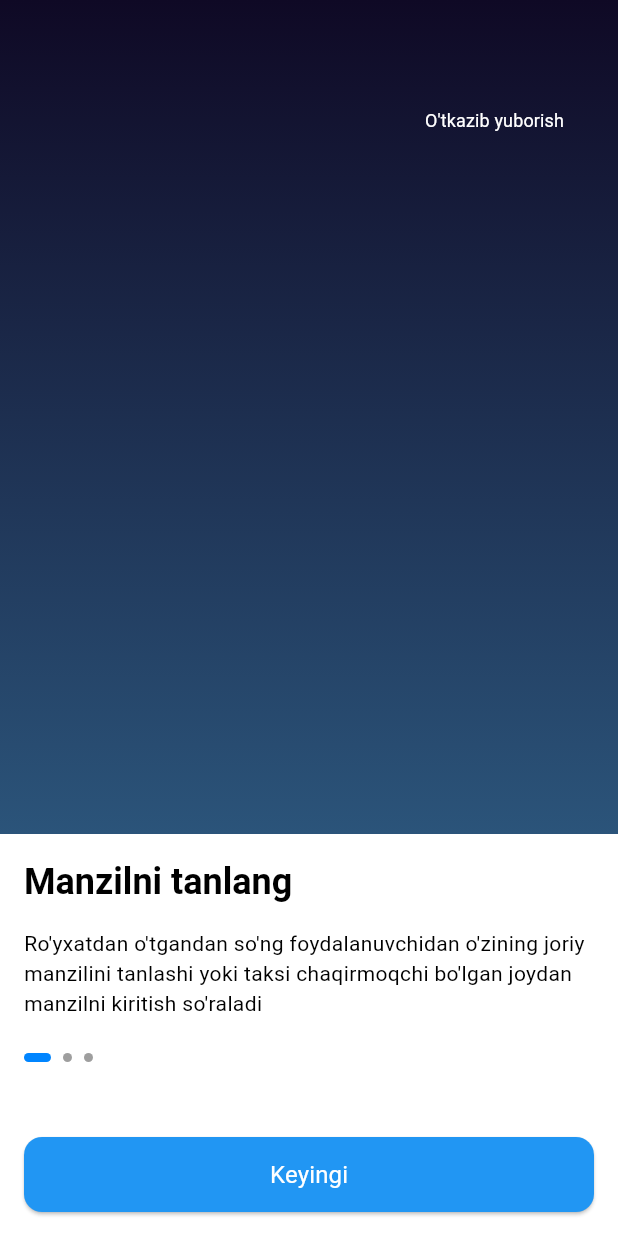
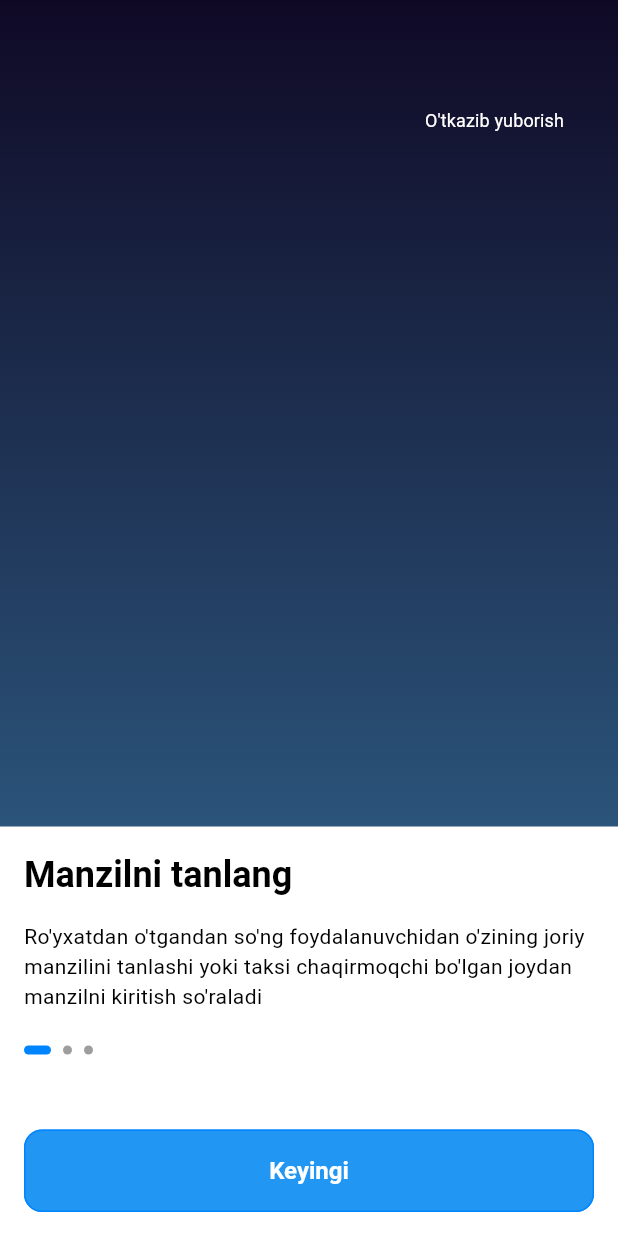
Before and after one commit to abdurrohmandavron/taxi-app, a Flutter app: the screen it shows after launch, on a phone screen of 412 x 824 dp. Run offline on Flutter 3.47's test engine with Material 3 defaults, Android fonts, the phone set to English and light mode, and no system bars; drawn by our look-alikes of smooth_page_indicator; our stand-ins replace auto_route, dio, firebase_core, firebase_crashlytics, flutter_bloc, geolocator and 3 more; missing offline and left inert: yandex_maps_mapkit; accounts and stored records are empty; Roboto replaces fonts that are missing (Poppins, SF Pro Display).

Commit message:
Added custom Theme

```diff
--- a/lib/app.dart
+++ b/lib/app.dart
@@ -1,6 +1,6 @@
 import 'package:flutter/material.dart';
 import 'package:yollararo/router/router.dart';
-import 'package:yollararo/presentations/themes/theme.dart';
+import 'package:yollararo/presentations/theme/theme.dart';
 
 class App extends StatelessWidget {
   const App({super.key});
@@ -10,7 +10,7 @@ class App extends StatelessWidget {
     final appRouter = AppRouter();
 
     return MaterialApp.router(
-      theme: YTheme.yTheme,
+      theme: YTheme.lightTheme,
       title: "Yo'llararo",
       routerConfig: appRouter.config(),
       debugShowCheckedModeBanner: false,
--- /dev/null
+++ b/lib/presentations/theme/custom_themes/appbar_theme.dart
@@ -0,0 +1,27 @@
+import 'package:flutter/material.dart';
+
+class ADAppBarTheme {
+  ADAppBarTheme._();
+
+  static const lightAppBarTheme = AppBarTheme(
+    elevation: 0,
+    centerTitle: false,
+    scrolledUnderElevation: 0,
+    backgroundColor: Colors.transparent,
+    surfaceTintColor: Colors.transparent,
+    iconTheme: IconThemeData(color: Colors.black, size: 24),
+    actionsIconTheme: IconThemeData(color: Colors.black, size: 24),
+    titleTextStyle: TextStyle(fontSize: 18, fontWeight: FontWeight.w600, color: Colors.black),
+  );
+
+  static const darkAppBarTheme = AppBarTheme(
+    elevation: 0,
+    centerTitle: false,
+    scrolledUnderElevation: 0,
+    backgroundColor: Colors.transparent,
+    surfaceTintColor: Colors.transparent,
+    iconTheme: IconThemeData(color: Colors.black, size: 24),
+    actionsIconTheme: IconThemeData(color: Colors.white, size: 24),
+    titleTextStyle: TextStyle(fontSize: 18, fontWeight: FontWeight.w600, color: Colors.white),
+  );
+}
--- /dev/null
+++ b/lib/presentations/theme/custom_themes/bottom_sheet_theme.dart
@@ -0,0 +1,21 @@
+import 'package:flutter/material.dart';
+
+class ADBottomSheetTheme {
+  ADBottomSheetTheme._();
+
+  static BottomSheetThemeData lightBottomSheetTheme = BottomSheetThemeData(
+    showDragHandle: true,
+    backgroundColor: Colors.white,
+    modalBackgroundColor: Colors.white,
+    constraints: const BoxConstraints(minWidth: double.infinity),
+    shape: RoundedRectangleBorder(borderRadius: BorderRadius.circular(16)),
+  );
+
+  static BottomSheetThemeData darkBottomSheetTheme = BottomSheetThemeData(
+    showDragHandle: true,
+    backgroundColor: Colors.black,
+    modalBackgroundColor: Colors.black,
+    constraints: const BoxConstraints(minWidth: double.infinity),
+    shape: RoundedRectangleBorder(borderRadius: BorderRadius.circular(16)),
+  );
+}
--- /dev/null
+++ b/lib/presentations/theme/custom_themes/checkbox_theme.dart
@@ -0,0 +1,15 @@
+import 'package:flutter/material.dart';
+
+class ADCheckboxTheme {
+  ADCheckboxTheme._();
+
+  static CheckboxThemeData lightCheckboxTheme = CheckboxThemeData(
+    shape: RoundedRectangleBorder(borderRadius: BorderRadius.circular(4)),
+    checkColor: WidgetStateProperty.resolveWith((states) => states.contains(WidgetState.selected) ? Colors.white : Colors.black),
+  );
+
+  static CheckboxThemeData darkCheckboxTheme = CheckboxThemeData(
+    shape: RoundedRectangleBorder(borderRadius: BorderRadius.circular(4)),
+    checkColor: WidgetStateProperty.resolveWith((states) => states.contains(WidgetState.selected) ? Colors.white : Colors.black),
+  );
+}
--- /dev/null
+++ b/lib/presentations/theme/custom_themes/elevated_button_theme.dart
@@ -0,0 +1,34 @@
+import 'package:flutter/material.dart';
+import 'package:yollararo/utils/constants.dart';
+
+class ADElevatedButtonTheme {
+  ADElevatedButtonTheme._();
+
+  static final lightElevatedButtonTheme = ElevatedButtonThemeData(
+    style: ElevatedButton.styleFrom(
+      elevation: 0,
+      foregroundColor: Colors.white,
+      backgroundColor: YColors.primary,
+      // disabledBackgroundColor: YColors.grey,
+      // disabledForegroundColor: YColors.darkGrey,
+      side: const BorderSide(color: YColors.primary),
+      padding: const EdgeInsets.symmetric(vertical: 18),
+      shape: RoundedRectangleBorder(borderRadius: BorderRadius.circular(12)),
+      textStyle: const TextStyle(fontSize: 16, color: Colors.white, fontWeight: FontWeight.w600),
+    ),
+  );
+
+  static final darkElevatedButtonTheme = ElevatedButtonThemeData(
+    style: ElevatedButton.styleFrom(
+      elevation: 0,
+      foregroundColor: Colors.white,
+      // backgroundColor: YColors.secondary,
+      // disabledBackgroundColor: YColors.grey,
+      // disabledForegroundColor: YColors.darkGrey,
+      // side: const BorderSide(color: YColors.secondary),
+      padding: const EdgeInsets.symmetric(vertical: 18),
+      shape: RoundedRectangleBorder(borderRadius: BorderRadius.circular(12)),
+      textStyle: const TextStyle(fontSize: 16, color: Colors.white, fontWeight: FontWeight.w600),
+    ),
+  );
+}
--- /dev/null
+++ b/lib/presentations/theme/custom_themes/input_decoration_theme.dart
@@ -0,0 +1,37 @@
+import 'package:flutter/material.dart';
+
+class ADInputDecorationTheme {
+  ADInputDecorationTheme._();
+
+  static InputDecorationTheme lightInputDecorationTheme = InputDecorationTheme(
+    errorMaxLines: 3,
+    prefixIconColor: Colors.grey,
+    suffixIconColor: Colors.grey,
+    errorStyle: const TextStyle().copyWith(fontStyle: FontStyle.normal),
+    // constraints: const BoxConstraints.expand(height: 14.inputFieldHeight),
+    hintStyle: const TextStyle().copyWith(fontSize: 14, color: Colors.black),
+    labelStyle: const TextStyle().copyWith(fontSize: 14, color: Colors.black),
+    floatingLabelStyle: const TextStyle().copyWith(color: Colors.black.withOpacity(0.8)),
+    border: const OutlineInputBorder().copyWith(borderRadius: BorderRadius.circular(14), borderSide: const BorderSide(width: 1, color: Colors.grey)),
+    errorBorder: const OutlineInputBorder().copyWith(borderRadius: BorderRadius.circular(14), borderSide: const BorderSide(width: 1, color: Colors.red)),
+    enabledBorder: const OutlineInputBorder().copyWith(borderRadius: BorderRadius.circular(14), borderSide: const BorderSide(width: 1, color: Colors.grey)),
+    focusedBorder: const OutlineInputBorder().copyWith(borderRadius: BorderRadius.circular(14), borderSide: const BorderSide(width: 1, color: Colors.black12)),
+    focusedErrorBorder: const OutlineInputBorder().copyWith(borderRadius: BorderRadius.circular(14), borderSide: const BorderSide(width: 2, color: Colors.orange)),
+  );
+
+  static InputDecorationTheme darkInputDecorationTheme = InputDecorationTheme(
+    errorMaxLines: 2,
+    prefixIconColor: Colors.grey,
+    suffixIconColor: Colors.grey,
+    errorStyle: const TextStyle().copyWith(fontStyle: FontStyle.normal),
+    // constraints: const BoxConstraints.expand(height: 14.inputFieldHeight),
+    hintStyle: const TextStyle().copyWith(fontSize: 14, color: Colors.white),
+    labelStyle: const TextStyle().copyWith(fontSize: 14, color: Colors.white),
+    floatingLabelStyle: const TextStyle().copyWith(color: Colors.white.withOpacity(0.8)),
+    border: const OutlineInputBorder().copyWith(borderRadius: BorderRadius.circular(14), borderSide: const BorderSide(width: 1, color: Colors.grey)),
+    errorBorder: const OutlineInputBorder().copyWith(borderRadius: BorderRadius.circular(14), borderSide: const BorderSide(width: 1, color: Colors.red)),
+    enabledBorder: const OutlineInputBorder().copyWith(borderRadius: BorderRadius.circular(14), borderSide: const BorderSide(width: 1, color: Colors.grey)),
+    focusedBorder: const OutlineInputBorder().copyWith(borderRadius: BorderRadius.circular(14), borderSide: const BorderSide(width: 1, color: Colors.white)),
+    focusedErrorBorder: const OutlineInputBorder().copyWith(borderRadius: BorderRadius.circular(14), borderSide: const BorderSide(width: 2, color: Colors.orange)),
+  );
+}
--- /dev/null
+++ b/lib/presentations/theme/custom_themes/outlined_button_theme.dart
@@ -0,0 +1,26 @@
+import 'package:flutter/material.dart';
+
+class ADOutlinedButtonTheme {
+  ADOutlinedButtonTheme._();
+
+  static OutlinedButtonThemeData lightOutlinedButtonTheme = OutlinedButtonThemeData(
+    style: OutlinedButton.styleFrom(
+      elevation: 0,
+      foregroundColor: Colors.black,
+      side: const BorderSide(color: Colors.blue),
+      padding: const EdgeInsets.symmetric(vertical: 16, horizontal: 20),
+      shape: RoundedRectangleBorder(borderRadius: BorderRadius.circular(14)),
+      textStyle: const TextStyle(fontSize: 16, color: Colors.black, fontWeight: FontWeight.w600),
+    ),
+  );
+
+  static OutlinedButtonThemeData darkOutlinedButtonTheme = OutlinedButtonThemeData(
+    style: OutlinedButton.styleFrom(
+      foregroundColor: Colors.white,
+      side: const BorderSide(color: Colors.blueAccent),
+      padding: const EdgeInsets.symmetric(vertical: 16, horizontal: 20),
+      shape: RoundedRectangleBorder(borderRadius: BorderRadius.circular(14)),
+      textStyle: const TextStyle(fontSize: 16, color: Colors.white, fontWeight: FontWeight.w600),
+    ),
+  );
+}
--- /dev/null
+++ b/lib/presentations/theme/custom_themes/text_theme.dart
@@ -0,0 +1,33 @@
+import 'package:flutter/material.dart';
+
+class ADTextTheme {
+  ADTextTheme._();
+
+  static TextTheme lightTextTheme = TextTheme(
+    headlineLarge: const TextStyle().copyWith(fontSize: 32.0, fontWeight: FontWeight.bold, color: Colors.black),
+    headlineMedium: const TextStyle().copyWith(fontSize: 24.0, fontWeight: FontWeight.w600, color: Colors.black),
+    headlineSmall: const TextStyle().copyWith(fontSize: 18.0, fontWeight: FontWeight.bold, color: Colors.black),
+    titleLarge: const TextStyle().copyWith(fontSize: 16.0, fontWeight: FontWeight.w600, color: Colors.black),
+    titleMedium: const TextStyle().copyWith(fontSize: 16.0, fontWeight: FontWeight.w500, color: Colors.black),
+    titleSmall: const TextStyle().copyWith(fontSize: 16.0, fontWeight: FontWeight.w400, color: Colors.black),
+    bodyLarge: const TextStyle().copyWith(fontSize: 14.0, fontWeight: FontWeight.w500, color: Colors.black),
+    bodyMedium: const TextStyle().copyWith(fontSize: 14.0, fontWeight: FontWeight.normal, color: Colors.black),
+    bodySmall: const TextStyle().copyWith(fontSize: 14.0, fontWeight: FontWeight.w500, color: Colors.black.withOpacity(0.5)),
+    labelLarge: const TextStyle().copyWith(fontSize: 12.0, fontWeight: FontWeight.normal, color: Colors.black),
+    labelMedium: const TextStyle().copyWith(fontSize: 12.0, fontWeight: FontWeight.normal, color: Colors.black.withOpacity(0.5)),
+  );
+
+  static TextTheme darkTextTheme = TextTheme(
+    headlineLarge: const TextStyle().copyWith(fontSize: 32.0, fontWeight: FontWeight.bold, color: Colors.white),
+    headlineMedium: const TextStyle().copyWith(fontSize: 24.0, fontWeight: FontWeight.w600, color: Colors.white),
+    headlineSmall: const TextStyle().copyWith(fontSize: 18.0, fontWeight: FontWeight.w600, color: Colors.white),
+    titleLarge: const TextStyle().copyWith(fontSize: 16.0, fontWeight: FontWeight.w600, color: Colors.white),
+    titleMedium: const TextStyle().copyWith(fontSize: 16.0, fontWeight: FontWeight.w500, color: Colors.white),
+    titleSmall: const TextStyle().copyWith(fontSize: 16.0, fontWeight: FontWeight.w400, color: Colors.white),
+    bodyLarge: const TextStyle().copyWith(fontSize: 14.0, fontWeight: FontWeight.w500, color: Colors.white),
+    bodyMedium: const TextStyle().copyWith(fontSize: 14.0, fontWeight: FontWeight.normal, color: Colors.white),
+    bodySmall: const TextStyle().copyWith(fontSize: 14.0, fontWeight: FontWeight.w500, color: Colors.white.withOpacity(0.5)),
+    labelLarge: const TextStyle().copyWith(fontSize: 12.0, fontWeight: FontWeight.normal, color: Colors.white),
+    labelMedium: const TextStyle().copyWith(fontSize: 12.0, fontWeight: FontWeight.normal, color: Colors.white.withOpacity(0.5)),
+  );
+}
--- /dev/null
+++ b/lib/presentations/theme/theme.dart
@@ -0,0 +1,44 @@
+import 'package:flutter/material.dart';
+
+import '../../utils/constants.dart';
+import 'custom_themes/text_theme.dart';
+import 'custom_themes/appbar_theme.dart';
+import 'custom_themes/checkbox_theme.dart';
+import 'custom_themes/bottom_sheet_theme.dart';
+import 'custom_themes/elevated_button_theme.dart';
+import 'custom_themes/input_decoration_theme.dart';
+import 'custom_themes/outlined_button_theme.dart';
+
+class YTheme {
+  YTheme._();
+
+  static ThemeData lightTheme = ThemeData(
+    useMaterial3: true,
+    fontFamily: 'Poppins',
+    brightness: Brightness.light,
+    primaryColor: YColors.primary,
+    scaffoldBackgroundColor: Colors.white,
+    textTheme: ADTextTheme.lightTextTheme,
+    appBarTheme: ADAppBarTheme.lightAppBarTheme,
+    checkboxTheme: ADCheckboxTheme.lightCheckboxTheme,
+    bottomSheetTheme: ADBottomSheetTheme.lightBottomSheetTheme,
+    elevatedButtonTheme: ADElevatedButtonTheme.lightElevatedButtonTheme,
+    outlinedButtonTheme: ADOutlinedButtonTheme.lightOutlinedButtonTheme,
+    inputDecorationTheme: ADInputDecorationTheme.lightInputDecorationTheme,
+  );
+  static ThemeData darkTheme = ThemeData(
+    useMaterial3: true,
+    fontFamily: 'Poppins',
+    primaryColor: YColors.primary,
+    brightness: Brightness.dark,
+    // chipTheme: ADChipTheme.darkChipTheme,
+    textTheme: ADTextTheme.darkTextTheme,
+    scaffoldBackgroundColor: Colors.black,
+    appBarTheme: ADAppBarTheme.darkAppBarTheme,
+    checkboxTheme: ADCheckboxTheme.darkCheckboxTheme,
+    bottomSheetTheme: ADBottomSheetTheme.darkBottomSheetTheme,
+    elevatedButtonTheme: ADElevatedButtonTheme.darkElevatedButtonTheme,
+    outlinedButtonTheme: ADOutlinedButtonTheme.darkOutlinedButtonTheme,
+    inputDecorationTheme: ADInputDecorationTheme.darkInputDecorationTheme,
+  );
+}
--- a/lib/presentations/themes/text_theme.dart
+++ /dev/null
@@ -1,17 +0,0 @@
-import 'package:flutter/material.dart';
-
-class YTextTheme {
-  static TextTheme yTextTheme = TextTheme(
-    headlineLarge: const TextStyle().copyWith(fontSize: 32.0, fontWeight: FontWeight.bold, color: Colors.black),
-    headlineMedium: const TextStyle().copyWith(fontSize: 24.0, fontWeight: FontWeight.w600, color: Colors.black),
-    headlineSmall: const TextStyle().copyWith(fontSize: 18.0, fontWeight: FontWeight.bold, color: Colors.black),
-    titleLarge: const TextStyle().copyWith(fontSize: 16.0, fontWeight: FontWeight.w600, color: Colors.black),
-    titleMedium: const TextStyle().copyWith(fontSize: 16.0, fontWeight: FontWeight.w500, color: Colors.black),
-    titleSmall: const TextStyle().copyWith(fontSize: 16.0, fontWeight: FontWeight.w400, color: Colors.black),
-    bodyLarge: const TextStyle().copyWith(fontSize: 14.0, fontWeight: FontWeight.w500, color: Colors.black),
-    bodyMedium: const TextStyle().copyWith(fontSize: 14.0, fontWeight: FontWeight.normal, color: Colors.black),
-    bodySmall: const TextStyle().copyWith(fontSize: 14.0, fontWeight: FontWeight.w500, color: Colors.black.withOpacity(0.5)),
-    labelLarge: const TextStyle().copyWith(fontSize: 12.0, fontWeight: FontWeight.normal, color: Colors.black),
-    labelMedium: const TextStyle().copyWith(fontSize: 12.0, fontWeight: FontWeight.normal, color: Colors.black.withOpacity(0.5)),
-  );
-}
--- a/lib/presentations/themes/theme.dart
+++ /dev/null
@@ -1,13 +0,0 @@
-import 'package:flutter/material.dart';
-import 'package:yollararo/presentations/themes/text_theme.dart';
-
-class YTheme {
-  static ThemeData yTheme = ThemeData(
-    useMaterial3: true,
-    fontFamily: 'SF Pro Display',
-    brightness: Brightness.light,
-    textTheme: YTextTheme.yTextTheme,
-    primaryColor: const Color(0xFF0085FF),
-    scaffoldBackgroundColor: Colors.white,
-  );
-}
```
